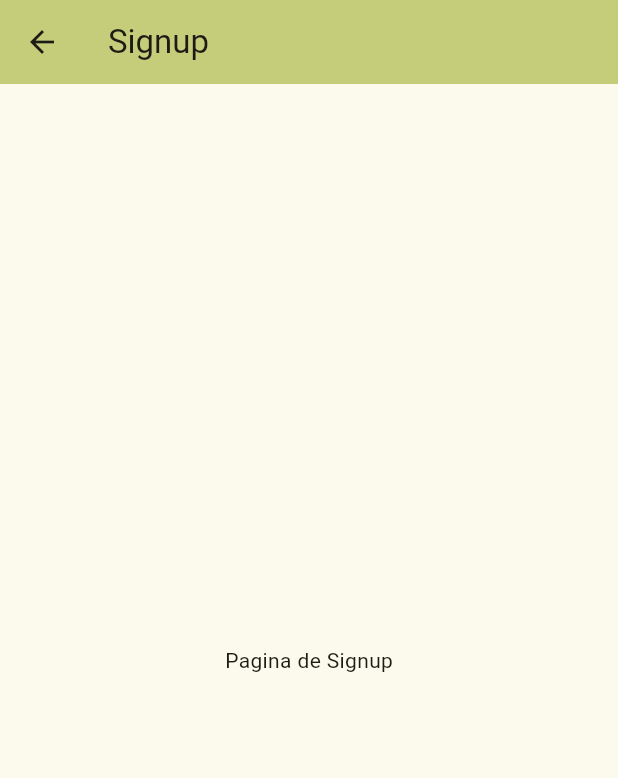
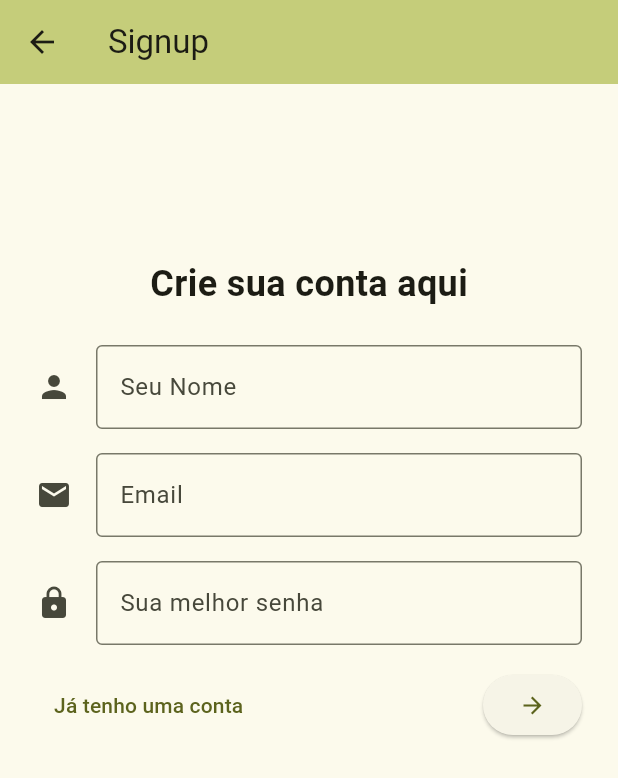
Before and after one commit to gabrieldebem/sofia_app, a Flutter app: the SignupPage screen opened by its route, on a phone screen of 412 x 824 dp. Shown: the top 778 px of the screen. Run offline on Flutter 3.47's test engine with Material 2 defaults, Android fonts, the phone set to English and light mode, and no system bars; our stand-ins replace get.

Commit message:
create and integrate signup page

```diff
--- /dev/null
+++ b/lib/controllers/signup.controller.dart
@@ -0,0 +1,122 @@
+import 'package:flutter/material.dart';
+import 'package:get/get.dart';
+import 'package:sofia_app/bindings/route.binding.dart';
+import 'package:sofia_app/pages/error_page.dart';
+import 'package:sofia_app/services/users.service.dart';
+import 'package:sofia_app/view_models/user_response.dart';
+
+class SignupController extends GetxController {
+  UserService userService = Get.put(UserService());
+
+  final _formKey = GlobalKey<FormState>();
+  final _name = ''.obs;
+  final _email = ''.obs;
+  final _password = ''.obs;
+
+  GlobalKey<FormState> get formKey => _formKey;
+  String get name => _name.value;
+  String get email => _email.value;
+  String get password => _password.value;
+
+  set name(String value) => _name(value);
+  set email(String value) => _email(value);
+  set password(String value) => _password(value);
+
+  TextEditingController nameController = TextEditingController();
+  TextEditingController emailController = TextEditingController();
+  TextEditingController passwordController = TextEditingController();
+
+  void onNameChanged(String value) {
+    name = value;
+  }
+
+  void onEmailChanged(String value) {
+    email = value;
+  }
+
+  void onPasswordChanged(String value) {
+    password = value;
+  }
+
+  @override
+  void onInit() {
+    clear();
+
+    nameController.addListener(() => name = nameController.text);
+    emailController.addListener(() => email = emailController.text);
+    passwordController.addListener(() => password = passwordController.text);
+
+    super.onInit();
+  }
+
+  void clear() {
+    nameController.clear();
+    emailController.clear();
+    passwordController.clear();
+  }
+
+  String? validateName(String? value) {
+    if (value == null || value.isEmpty) {
+      return 'Precisamos saber seu nome para continuar';
+    }
+
+    if (value.length < 3 || value.split(' ').length < 2) {
+      return 'Parece que esse nome não esta completo';
+    }
+
+    return null;
+  }
+
+  String? validateEmail(String? value) {
+    if (value == null || value.isEmpty) {
+      return 'Precisamos saber seu email para continuar';
+    }
+
+    if (!value.contains('@') || !value.contains('.')) {
+      return 'Parece que esse email não é valido';
+    }
+    return null;
+  }
+
+  String? validatePassword(String? value) {
+    if (value == null || value.isEmpty) {
+      return 'Você precisa definir uma senha para continuar';
+    }
+
+    if (value.length < 6) {
+      return 'Sua senha deve ter pelo menos 6 caracteres';
+    }
+
+    return null;
+  }
+
+  bool isValid() {
+    return _formKey.currentState?.validate() ?? false;
+  }
+
+  Future<void> submit(BuildContext context) async {
+    if (!_formKey.currentState!.validate()) {
+      return;
+    }
+
+    try {
+      UserResponse response = await userService.signup(name, email, password);
+      print({
+        'id': response.id,
+        'name': response.name,
+        'email': response.email,
+        'createdAt': response.createdAt,
+      });
+    } on Exception catch (error, stacktrace) {
+      Navigator.push(
+        context,
+        RouteBinding.generateRoute(
+          RouteSettings(
+            name: RouteBinding.error,
+            arguments: error,
+          ),
+        ),
+      );
+    }
+  }
+}
--- a/lib/pages/signup_page.dart
+++ b/lib/pages/signup_page.dart
@@ -1,7 +1,17 @@
 import 'package:flutter/material.dart';
+import 'package:get/get.dart';
+import 'package:sofia_app/bindings/route.binding.dart';
+import 'package:sofia_app/controllers/signup.controller.dart';
 
-class SignupPage extends StatelessWidget {
+class SignupPage extends StatefulWidget {
   const SignupPage({Key? key}) : super(key: key);
+
+  @override
+  State<SignupPage> createState() => _SignupPageState();
+}
+
+class _SignupPageState extends State<SignupPage> {
+  final SignupController _controller = Get.put(SignupController());
 
   @override
   Widget build(BuildContext context) {
@@ -10,8 +20,91 @@ class SignupPage extends StatelessWidget {
         backgroundColor: Theme.of(context).colorScheme.inversePrimary,
         title: const Text('Signup'),
       ),
-        body: const Center(
-            child: Text('Pagina de Signup'),
+      body: Container(
+        padding: const EdgeInsets.all(16),
+        child: Form(
+          key: _controller.formKey,
+          child: Column(
+            crossAxisAlignment: CrossAxisAlignment.center,
+            mainAxisAlignment: MainAxisAlignment.start,
+            children: [
+              const SizedBox(
+                height: 100,
+              ),
+              const Padding(
+                padding: EdgeInsets.only(bottom: 16),
+                child: Text(
+                  'Crie sua conta aqui',
+                  style: TextStyle(
+                    fontSize: 24,
+                    fontWeight: FontWeight.bold,
+                  ),
+                ),
+              ),
+              Padding(
+                padding: const EdgeInsets.all(8.0),
+                child: TextFormField(
+                  controller: _controller.nameController,
+                  decoration: const InputDecoration(
+                    labelText: 'Seu Nome',
+                    border: OutlineInputBorder(),
+                    icon: Icon(Icons.person),
+                  ),
+                  keyboardType: TextInputType.name,
+                  validator: (value) => _controller.validateName(value),
+                  onChanged: (value) => _controller.onNameChanged(value),
+                ),
+              ),
+              Padding(
+                padding: const EdgeInsets.all(8.0),
+                child: TextFormField(
+                  controller: _controller.emailController,
+                  decoration: const InputDecoration(
+                    labelText: 'Email',
+                    border: OutlineInputBorder(),
+                    icon: Icon(Icons.email),
+                  ),
+                  keyboardType: TextInputType.emailAddress,
+                  validator: (value) => _controller.validateEmail(value),
+                  onChanged: (value) => _controller.onEmailChanged(value),
+                ),
+              ),
+              Padding(
+                padding: const EdgeInsets.all(8.0),
+                child: TextFormField(
+                  controller: _controller.passwordController,
+                  decoration: const InputDecoration(
+                    labelText: 'Sua melhor senha',
+                    border: OutlineInputBorder(),
+                    icon: Icon(Icons.lock),
+                  ),
+                  keyboardType: TextInputType.text,
+                  validator: (value) => _controller.validatePassword(value),
+                  onChanged: (value) => _controller.onPasswordChanged(value),
+                  obscureText: true,
+                ),
+              ),
+              Padding(
+                padding: const EdgeInsets.all(8.0),
+                child: Row(
+                  mainAxisAlignment: MainAxisAlignment.spaceBetween,
+                  children: [
+                    TextButton(
+                      onPressed: () {
+                        Navigator.pushNamed(context, RouteBinding.login);
+                      },
+                      child: const Text('Já tenho uma conta'),
+                    ),
+                    ElevatedButton(
+                      onPressed: () => _controller.submit(context),
+                      child: const Icon(Icons.arrow_forward),
+                    ),
+                  ],
+                ),
+              ),
+            ],
+          ),
+        ),
       ),
     );
   }
--- /dev/null
+++ b/lib/view_models/user_response.dart
@@ -0,0 +1,17 @@
+class UserResponse {
+  final String? id;
+  final String? email;
+  final String? name;
+  final String? createdAt;
+
+  UserResponse({this.id, this.email, this.name, this.createdAt});
+
+  factory UserResponse.fromJson(Map<String, dynamic> json) {
+    return UserResponse(
+      id: json['id'],
+      email: json['email'],
+      name: json['name'],
+      createdAt: json['createdAt'],
+    );
+  }
+}
--- a/pubspec.yaml
+++ b/pubspec.yaml
@@ -35,6 +35,8 @@ dependencies:
   # The following adds the Cupertino Icons font to your application.
   # Use with the CupertinoIcons class for iOS style icons.
   cupertino_icons: ^1.0.2
+  get: ^4.6.5
+  http: ^1.1.0
 
 dev_dependencies:
   flutter_test:
```
Also changed, not shown: lib/bindings/route.binding.dart (+15 -0 lines), lib/clients/client_interface.dart (added, +9 -0 lines), lib/clients/sofia.client.dart (added, +32 -0 lines), lib/pages/error_page.dart (added, +26 -0 lines), lib/services/users.service.dart (added, +41 -0 lines), lib/view_models/auth_response.dart (added, +11 -0 lines), lib/view_models/http_error_response.dart (added, +16 -0 lines), pubspec.lock. Lines whose indentation alone changed are shown as unchanged.
